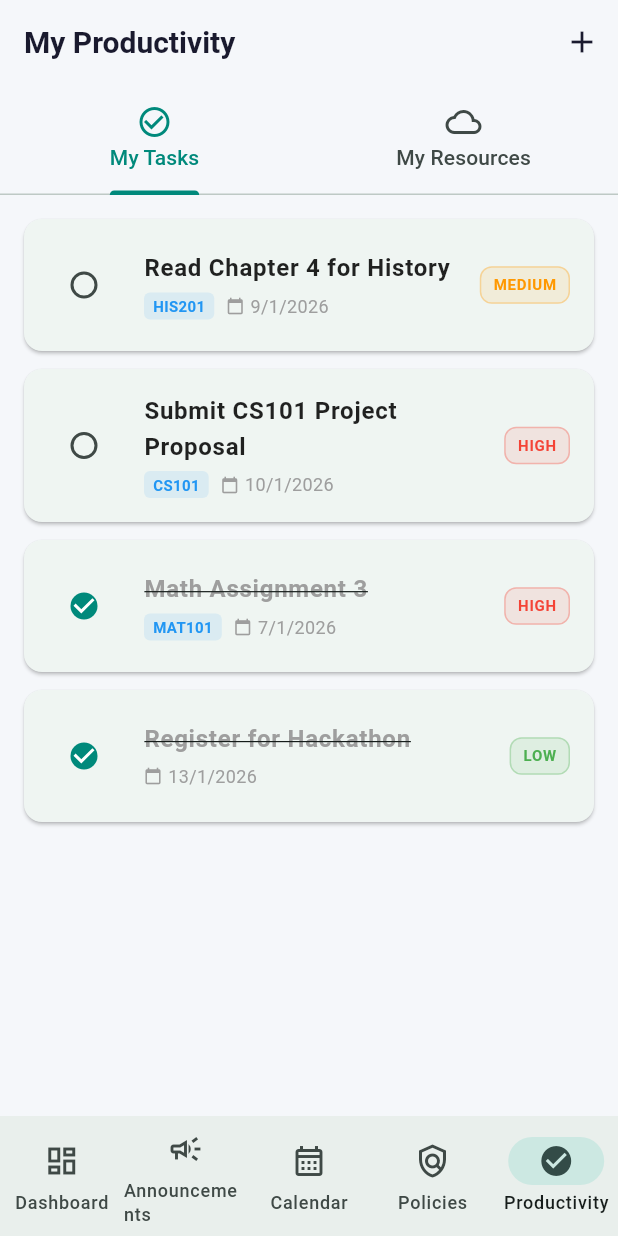
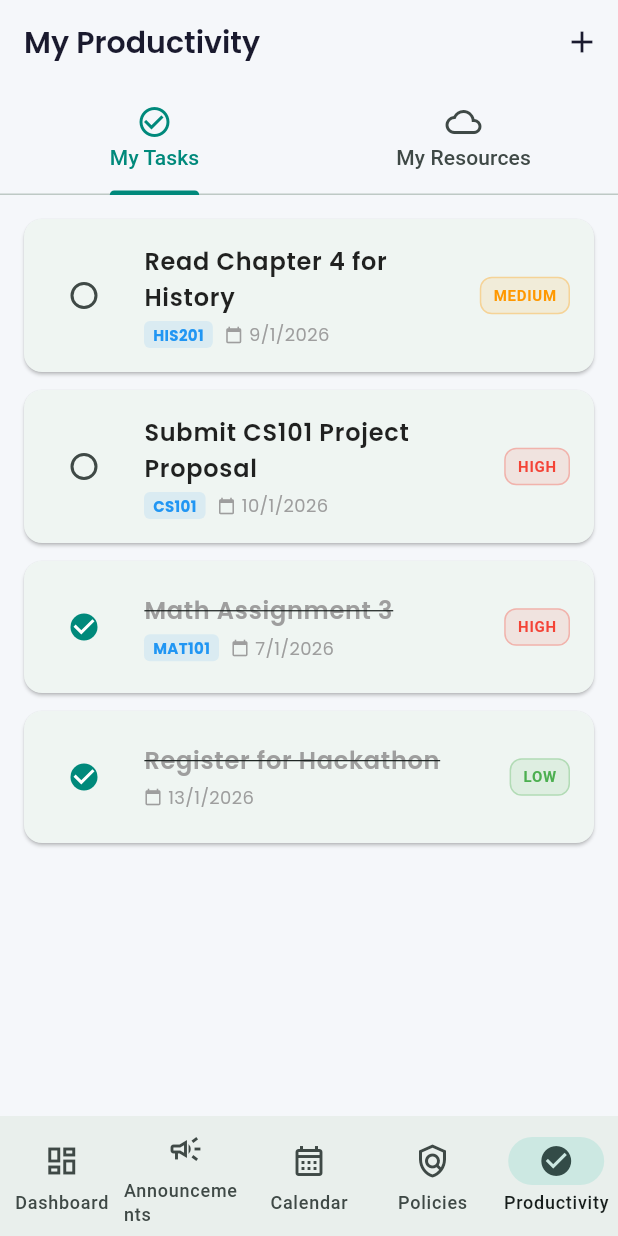
Before and after one commit to Dev-Syndicate/eduhub-cloud, a Flutter app: the screen it shows once a user with an empty profile is signed in, item 5 of the bottom bar chosen, on a phone screen of 412 x 824 dp. Run offline on Flutter 3.47's test engine with Material 3 defaults, Android fonts, the phone set to English and light mode, and no system bars; our stand-ins replace cloud_firestore, equatable, firebase_auth, firebase_core, flutter_bloc, go_router and 2 more; accounts and stored records are empty.

Commit message:
font - poppins

```diff
--- a/lib/core/theme/app_theme.dart
+++ b/lib/core/theme/app_theme.dart
@@ -1,4 +1,5 @@
 import 'package:flutter/material.dart';
+import 'package:google_fonts/google_fonts.dart';
 import 'app_colors.dart';
 
 /// Application theme configuration
@@ -15,11 +16,11 @@ class AppTheme {
           error: AppColors.error,
         ),
         scaffoldBackgroundColor: AppColors.background,
-        appBarTheme: const AppBarTheme(
+        appBarTheme: AppBarTheme(
           backgroundColor: Colors.transparent,
           elevation: 0,
           centerTitle: false,
-          titleTextStyle: TextStyle(
+          titleTextStyle: GoogleFonts.poppins(
             color: AppColors.textPrimary,
             fontSize: 20,
             fontWeight: FontWeight.w600,
@@ -66,7 +67,7 @@ class AppTheme {
             shape: RoundedRectangleBorder(
               borderRadius: BorderRadius.circular(12),
             ),
-            textStyle: const TextStyle(
+            textStyle: GoogleFonts.poppins(
               fontSize: 16,
               fontWeight: FontWeight.w600,
             ),
@@ -80,7 +81,7 @@ class AppTheme {
             shape: RoundedRectangleBorder(
               borderRadius: BorderRadius.circular(12),
             ),
-            textStyle: const TextStyle(
+            textStyle: GoogleFonts.poppins(
               fontSize: 16,
               fontWeight: FontWeight.w600,
             ),
@@ -89,7 +90,7 @@ class AppTheme {
         textButtonTheme: TextButtonThemeData(
           style: TextButton.styleFrom(
             foregroundColor: AppColors.primaryColor,
-            textStyle: const TextStyle(
+            textStyle: GoogleFonts.poppins(
               fontSize: 16,
               fontWeight: FontWeight.w600,
             ),
@@ -98,7 +99,7 @@ class AppTheme {
         chipTheme: ChipThemeData(
           backgroundColor: AppColors.surfaceVariant,
           selectedColor: AppColors.primaryLight,
-          labelStyle: const TextStyle(fontSize: 14),
+          labelStyle: GoogleFonts.poppins(fontSize: 14),
           padding: const EdgeInsets.symmetric(horizontal: 12, vertical: 8),
           shape: RoundedRectangleBorder(
             borderRadius: BorderRadius.circular(20),
@@ -108,7 +109,8 @@ class AppTheme {
           color: AppColors.divider,
           thickness: 1,
         ),
-        textTheme: const TextTheme(
+        textTheme: GoogleFonts.poppinsTextTheme(
+          const TextTheme(
             displayLarge: TextStyle(
               fontSize: 32,
               fontWeight: FontWeight.bold,
@@ -153,5 +155,6 @@ class AppTheme {
               color: AppColors.textPrimary,
             ),
           ),
+        ),
       );
 }
--- a/pubspec.yaml
+++ b/pubspec.yaml
@@ -54,6 +54,7 @@ dependencies:
   cached_network_image: ^3.4.1
   shimmer: ^3.0.0
   flutter_svg: ^2.0.16
+  google_fonts: ^7.0.0
 
 dev_dependencies:
 
```
Also changed, not shown: pubspec.lock. Lines whose indentation alone changed are shown as unchanged.
